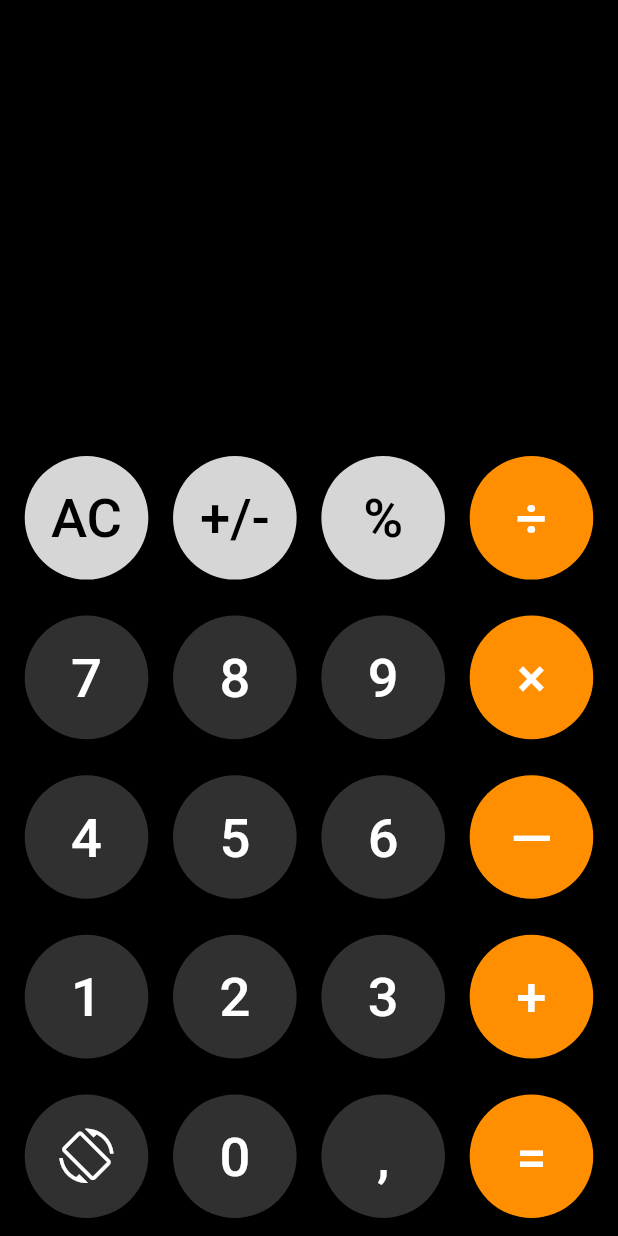
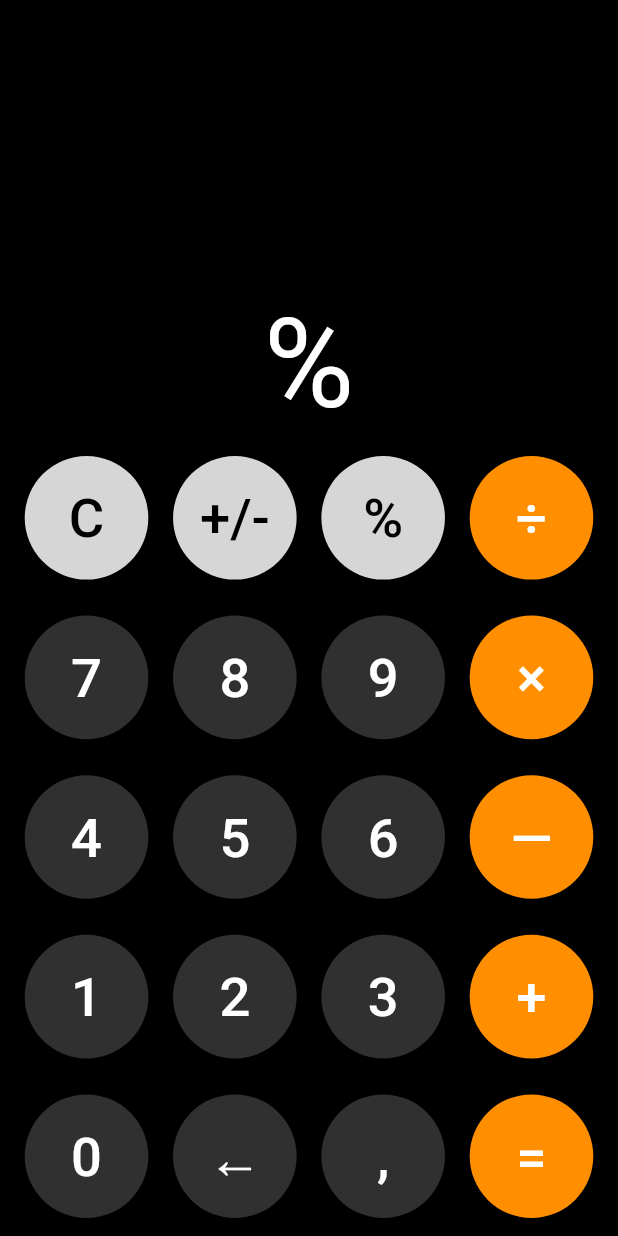
Before and after one commit to vladKB1/PPO-mobiles-apps, a Flutter app: the screen it shows after launch, after a tap on an icon or button, on a phone screen of 412 x 824 dp. Run offline on Flutter 3.47's test engine with Material 2 defaults, Android fonts, the phone set to English and light mode, and no system bars; our stand-ins replace math_expressions.

Commit message:
feat: add calculation in portrait layout

```diff
--- a/calculator/lib/buttons/Button.dart
+++ b/calculator/lib/buttons/Button.dart
@@ -16,15 +16,13 @@ class Button {
     Button(this.value, this.colorBtn, this.colorVal, this.size);
 
 
-    Widget createBtn() {
+    Widget createBtn(Function f) {
         return Container(
             width: Button.width,
             height: Button.height,
             margin: Button.margin,
             child: ElevatedButton(
-                onPressed: () => {
-
-                },
+                onPressed: () => f(this.value, width),
                 child: Text('${this.value}',
                     style: TextStyle(
                         fontSize: size * width,
@@ -42,51 +40,4 @@ class Button {
             )
         );
     }
-
-    Widget createIconBtn(BuildContext context) {
-        return Container(
-            width: Button.width,
-            height: Button.height,
-            margin: Button.margin,
-            child: Ink(
-                decoration: ShapeDecoration(
-                    color: Colors.grey[850],
-                    shape: RoundedRectangleBorder(
-                            borderRadius: BorderRadius.circular(Button.isPortrait ? 100 : 50.0),
-                        ),
-                ),
-                child: IconButton(
-                    onPressed: () {
-                        bool isPortrait = MediaQuery.of(context).orientation == Orientation.portrait;
-
-                        print("isPortrait = $isPortrait");
-                        print("isSetPortrait = $isSetPortrait");
-                        print("isSetLandscape = $isSetLandscape");
-
-                        if (isPortrait && !isSetPortrait && !isSetLandscape) {
-                            setLandscape();
-                        } else
-                        if (!isPortrait && isSetLandscape) {
-                            setRotate();
-                        } else
-                        if (isPortrait && isSetLandscape) {
-                            setRotate();
-                        } else
-                        if (!isPortrait && !isSetPortrait && !isSetLandscape) {
-                            setPortrait();
-                        } else
-                        if (isPortrait && isSetPortrait) {
-                            setRotate();
-                        } else
-                        if (!isPortrait && isSetPortrait) {
-                            setRotate();
-                        }
-                    },
-                    icon: Icon(this.value),
-                    color: Colors.white,
-                    iconSize: size * width,
-                ),
-            ),
-        );
-    }
 }
--- a/calculator/lib/layouts/Portrait.dart
+++ b/calculator/lib/layouts/Portrait.dart
@@ -1,20 +1,91 @@
+import 'dart:math';
+
 import 'package:flutter/material.dart';
 import '../buttons/Button.dart';
 import '../buttons/Colors.dart';
 import '../main.dart';
+import 'package:math_expressions/math_expressions.dart';
 
 class Portrait extends StatefulWidget {
-    const Portrait({ Key? key }) : super(key: key);
+  Portrait({Key? key}) : super(key: key);
 
   @override
   _PortraitState createState() => _PortraitState();
 }
 
+String history = '';
+String expression = '';
+String clr = 'AC';
+
 class _PortraitState extends State<Portrait> {
+  void calculation(String text, double width) {
+    if (text == '+/-') {
+      if (expression[0] != '-') {
+        setState(() {
+          expression = '-' + expression;
+        });
+      } else {
+        setState(() {
+          expression = expression.substring(1);
+        });
+      }
+      return;
+    }
+
+    if (text == '—') text = '-';
+    if (text == '×') text = '*';
+    if (text == '÷') text = '/';
+    if (text == ',') text = '.';
+
+    setState(() => expression += text);
+
+    if (clr == 'AC') {
+      setState(() {
+        clr = 'C';
+      });
+    }
+  }
+
+  void delete(String text, double width) {
+    if (expression.length > 0) {
+      setState(() {
+        expression = expression.substring(0, expression.length - 1);
+      });
+    }
+  }
+
+  void clear(String text, double width) {
+    if (clr == 'AC') {
+      setState(() {
+        expression = '';
+        history = '';
+      });
+    } else {
+      setState(() {
+        expression = '';
+        clr = 'AC';
+      });
+    }
+  }
+
+  void evaluate(String text, double width) {
+    Parser p = Parser();
+    Expression exp = p.parse(expression);
+    ContextModel cm = ContextModel();
+
+    setState(() {
+      history = expression;
+      expression = exp.evaluate(EvaluationType.REAL, cm).toString();
+    });
+  }
+
   @override
   Widget build(BuildContext context) {
-        Button.width = MediaQuery.of(context).size.width * 0.20;
-        Button.height = MediaQuery.of(context).size.width * 0.20;
+    var sz = min(MediaQuery.of(context).size.width * 0.20,
+        MediaQuery.of(context).size.height * 0.13);
+    var space = sz / 5;
+    Button.width = sz;
+    Button.height = sz;
     Button.margin = EdgeInsets.fromLTRB(0, 12, 0, 12);
     Button.isPortrait = true;
     double size = 0.44;
@@ -24,52 +95,62 @@ class _PortraitState extends State<Portrait> {
       body: Column(
         mainAxisAlignment: MainAxisAlignment.end,
         children: [
-                    Row(
-                        mainAxisAlignment: MainAxisAlignment.spaceEvenly,
-                        children: <Widget>[
-                            Button('AC', stdOperation1, Colors.black, size).createBtn(),
-                            Button('+/-', stdOperation1, Colors.black, size).createBtn(),
-                            Button('%', stdOperation1, Colors.black, size).createBtn(),
-                            Button('÷', stdOperation2, Colors.white, size).createBtn(),
-                        ]
+          Container(
+            child: Text(
+              expression,
+              style: TextStyle(
+                fontSize: sz,
+                color: Colors.white,
+              ),
+            ),
           ),
           Row(
               mainAxisAlignment: MainAxisAlignment.spaceEvenly,
               children: <Widget>[
-                            Button('7', digits, Colors.white, size).createBtn(),
-                            Button('8', digits, Colors.white, size).createBtn(),
-                            Button('9', digits, Colors.white, size).createBtn(),
-                            Button('×', stdOperation2, Colors.white, size).createBtn(),
-                        ]
-                    ),
+                Button(clr, stdOperation1, Colors.black, size).createBtn(clear),
+                Button('+/-', stdOperation1, Colors.black, size)
+                    .createBtn(calculation),
+                Button('%', stdOperation1, Colors.black, size)
+                    .createBtn(calculation),
+                Button('÷', stdOperation2, Colors.white, size)
+                    .createBtn(calculation),
+              ]),
           Row(
               mainAxisAlignment: MainAxisAlignment.spaceEvenly,
               children: <Widget>[
-                            Button('4', digits, Colors.white, size).createBtn(),
-                            Button('5', digits, Colors.white, size).createBtn(),
-                            Button('6', digits, Colors.white, size).createBtn(),
-                            Button('—', stdOperation2, Colors.white, size).createBtn(),
-                        ]
-                    ),
+                Button('7', digits, Colors.white, size).createBtn(calculation),
+                Button('8', digits, Colors.white, size).createBtn(calculation),
+                Button('9', digits, Colors.white, size).createBtn(calculation),
+                Button('×', stdOperation2, Colors.white, size)
+                    .createBtn(calculation),
+              ]),
           Row(
               mainAxisAlignment: MainAxisAlignment.spaceEvenly,
               children: <Widget>[
-                            Button('1', digits, Colors.white, size).createBtn(),
-                            Button('2', digits, Colors.white, size).createBtn(),
-                            Button('3', digits, Colors.white, size).createBtn(),
-                            Button('+', stdOperation2, Colors.white, size).createBtn(),
-                        ]
-                    ),
+                Button('4', digits, Colors.white, size).createBtn(calculation),
+                Button('5', digits, Colors.white, size).createBtn(calculation),
+                Button('6', digits, Colors.white, size).createBtn(calculation),
+                Button('—', stdOperation2, Colors.white, size)
+                    .createBtn(calculation),
+              ]),
           Row(
               mainAxisAlignment: MainAxisAlignment.spaceEvenly,
               children: <Widget>[
-                            Button(Icons.screen_rotation_outlined, digits, Colors.white, size).
-                            createIconBtn(context),
-                            Button('0', digits, Colors.white, size).createBtn(),
-                            Button(',', digits, Colors.white, size).createBtn(),
-                            Button('=', stdOperation2, Colors.white, size).createBtn(),
-                        ]
-                    ),
+                Button('1', digits, Colors.white, size).createBtn(calculation),
+                Button('2', digits, Colors.white, size).createBtn(calculation),
+                Button('3', digits, Colors.white, size).createBtn(calculation),
+                Button('+', stdOperation2, Colors.white, size)
+                    .createBtn(calculation),
+              ]),
+          Row(
+              mainAxisAlignment: MainAxisAlignment.spaceEvenly,
+              children: <Widget>[
+                Button('0', digits, Colors.white, size).createBtn(calculation),
+                Button('←', digits, Colors.white, size).createBtn(delete),
+                Button(',', digits, Colors.white, size).createBtn(calculation),
+                Button('=', stdOperation2, Colors.white, size)
+                    .createBtn(evaluate),
+              ]),
         ],
       ),
     );
--- a/calculator/lib/main.dart
+++ b/calculator/lib/main.dart
@@ -1,10 +1,7 @@
 import 'package:flutter/material.dart';
-import 'package:flutter/services.dart';
 import 'layouts/Portrait.dart';
 import 'layouts/Landscape.dart';
 
-bool isSetPortrait = false;
-bool isSetLandscape = false;
 
 void main() => runApp(MaterialApp(
     theme: ThemeData(
@@ -12,42 +9,12 @@ void main() => runApp(MaterialApp(
     ),
     home: OrientationBuilder(
         builder: (context, orientation) {
-            print("orientation = $orientation");
-            if (orientation == Orientation.portrait) {
-                if (isSetLandscape) {
-                    setRotate();
-                }
-                return Portrait();
-            } else {
-                if (isSetPortrait) {
-                    setRotate();
-                }
-                return Landscape();
-            }
+            return Portrait();
+            // if (orientation == Orientation.portrait) {
+            //     return Portrait();
+            // } else {
+            //     return Landscape();
+            // }
         }),
     ),
 );
-
-Future setPortrait() async {
-    isSetPortrait = true;
-    isSetLandscape = false;
-    await SystemChrome.setPreferredOrientations([
-        DeviceOrientation.portraitUp,
-        DeviceOrientation.portraitDown,
-    ]);
-}
-
-Future setLandscape() async {
-    isSetPortrait = false;
-    isSetLandscape = true;
-    await SystemChrome.setPreferredOrientations([
-        DeviceOrientation.landscapeLeft,
-        DeviceOrientation.landscapeRight,
-    ]);
-}
-
-Future setRotate() async {
-    isSetPortrait = false;
-    isSetLandscape = false;
-    SystemChrome.setPreferredOrientations(DeviceOrientation.values);
-}
--- a/calculator/pubspec.yaml
+++ b/calculator/pubspec.yaml
@@ -23,11 +23,8 @@ environment:
 dependencies:
   flutter:
     sdk: flutter
-
-
-  # The following adds the Cupertino Icons font to your application.
-  # Use with the CupertinoIcons class for iOS style icons.
   cupertino_icons: ^1.0.2
+  math_expressions: ^2.2.0
 
 dev_dependencies:
   flutter_test:
```
Also changed, not shown: calculator/lib/layouts/Landscape.dart (+102 -102 lines), calculator/pubspec.lock. Lines whose indentation alone changed are shown as unchanged.
